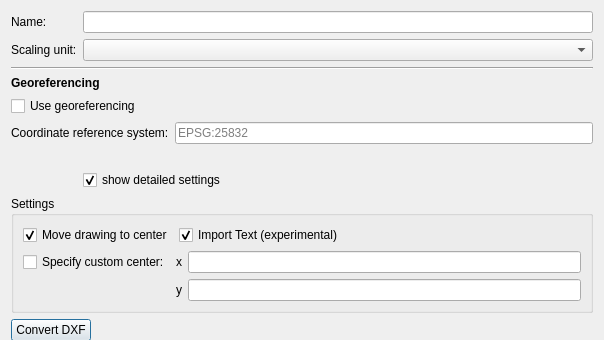
The window that externals/DXFImportPlugin/src/ImportDXFDialog.ui (VICUS-Software/DXF-Import-Plugin) describes before a commit, drawn with Qt 5; both pictures show x 0 to 604 and y 0 to 340 of the 604 by 739 pixel window.
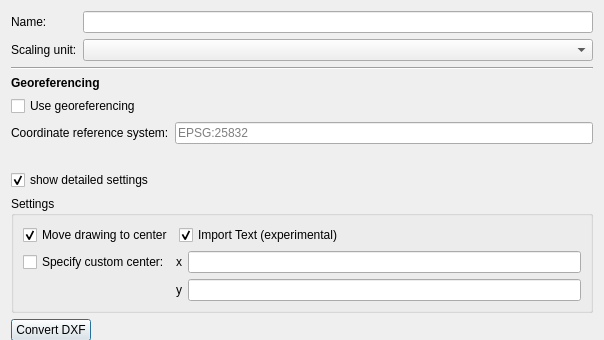
The same window after the commit. Custom widgets are drawn as their Qt base class.

Commit message:
left-align the detailed settings checkbox
It sat in the second grid column and was therefore indented against the labels
and the georeferencing checkbox above it.

```diff
--- a/externals/DXFImportPlugin/src/ImportDXFDialog.ui
+++ b/externals/DXFImportPlugin/src/ImportDXFDialog.ui
@@ -187,7 +187,7 @@
      </property>
     </widget>
    </item>
-   <item row="3" column="1">
+   <item row="3" column="0" colspan="2">
     <widget class="QCheckBox" name="checkBoxShowDetails">
      <property name="text">
       <string>show detailed settings</string>
```
